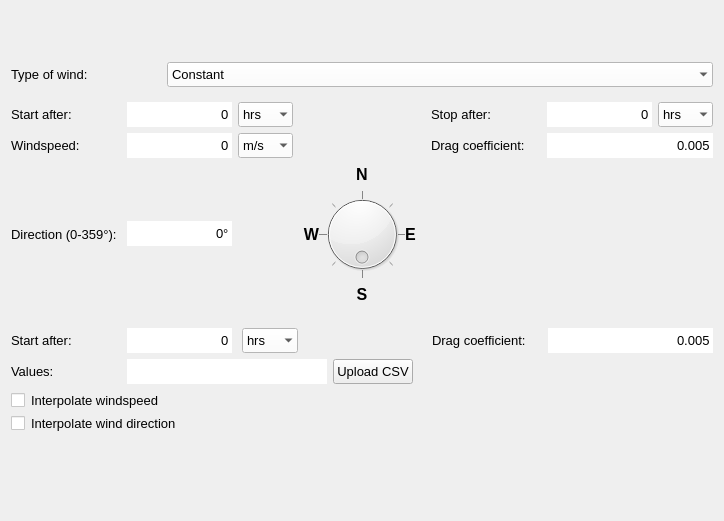
This is threedi_models_and_simulations/ui/simulation_wizard/page_wind.ui in nens/threedi-api-qgis-client as Qt 5 draws it before an edit. The edited form follows.
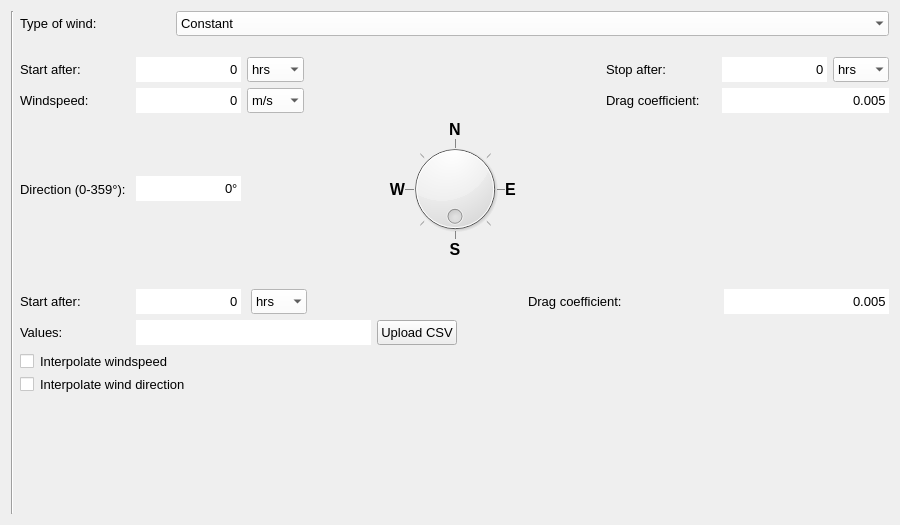
This is the edited form.

Diff of the .ui file:
```diff
--- a/threedi_models_and_simulations/ui/simulation_wizard/page_wind.ui
+++ b/threedi_models_and_simulations/ui/simulation_wizard/page_wind.ui
@@ -9,8 +9,8 @@
    <rect>
     <x>0</x>
     <y>0</y>
-    <width>724</width>
-    <height>521</height>
+    <width>900</width>
+    <height>525</height>
    </rect>
   </property>
   <property name="sizePolicy">
@@ -43,43 +43,7 @@
    <bool>true</bool>
   </property>
   <layout class="QGridLayout" name="gridLayout">
-   <item row="0" column="0" colspan="2">
-    <layout class="QVBoxLayout" name="svg_lout">
-     <property name="sizeConstraint">
-      <enum>QLayout::SetDefaultConstraint</enum>
-     </property>
-     <property name="bottomMargin">
-      <number>0</number>
-     </property>
-    </layout>
-   </item>
-   <item row="9" column="0">
-    <spacer name="verticalSpacer_2">
-     <property name="orientation">
-      <enum>Qt::Vertical</enum>
-     </property>
-     <property name="sizeHint" stdset="0">
-      <size>
-       <width>20</width>
-       <height>10</height>
-      </size>
-     </property>
-    </spacer>
-   </item>
-   <item row="1" column="0">
-    <spacer name="verticalSpacer">
-     <property name="orientation">
-      <enum>Qt::Vertical</enum>
-     </property>
-     <property name="sizeHint" stdset="0">
-      <size>
-       <width>20</width>
-       <height>10</height>
-      </size>
-     </property>
-    </spacer>
-   </item>
-   <item row="10" column="0" colspan="2">
+   <item row="8" column="2" colspan="2">
     <spacer name="horizontalSpacer">
      <property name="orientation">
       <enum>Qt::Horizontal</enum>
@@ -92,7 +56,20 @@
      </property>
     </spacer>
    </item>
-   <item row="2" column="0" colspan="2">
+   <item row="7" column="2">
+    <spacer name="verticalSpacer_2">
+     <property name="orientation">
+      <enum>Qt::Vertical</enum>
+     </property>
+     <property name="sizeHint" stdset="0">
+      <size>
+       <width>20</width>
+       <height>10</height>
+      </size>
+     </property>
+    </spacer>
+   </item>
+   <item row="0" column="2" colspan="2">
     <layout class="QHBoxLayout" name="horizontalLayout">
      <property name="bottomMargin">
       <number>0</number>
@@ -177,7 +154,33 @@
      </item>
     </layout>
    </item>
-   <item row="4" column="0" colspan="2">
+   <item row="0" column="0" rowspan="10">
+    <layout class="QVBoxLayout" name="wizard_steps_layout">
+     <property name="leftMargin">
+      <number>0</number>
+     </property>
+     <property name="rightMargin">
+      <number>0</number>
+     </property>
+     <property name="bottomMargin">
+      <number>0</number>
+     </property>
+    </layout>
+   </item>
+   <item row="0" column="1" rowspan="10">
+    <widget class="Line" name="line">
+     <property name="sizePolicy">
+      <sizepolicy hsizetype="Fixed" vsizetype="Expanding">
+       <horstretch>0</horstretch>
+       <verstretch>0</verstretch>
+      </sizepolicy>
+     </property>
+     <property name="orientation">
+      <enum>Qt::Vertical</enum>
+     </property>
+    </widget>
+   </item>
+   <item row="2" column="2" colspan="2">
     <widget class="QWidget" name="widget_wind_constant" native="true">
      <property name="sizePolicy">
       <sizepolicy hsizetype="Expanding" vsizetype="Expanding">
@@ -479,6 +482,7 @@
         </property>
         <property name="font">
          <font>
+          <family>Segoe UI</family>
           <pointsize>10</pointsize>
          </font>
         </property>
@@ -533,6 +537,7 @@
           </property>
           <property name="font">
            <font>
+            <family>Segoe UI</family>
             <pointsize>12</pointsize>
             <weight>75</weight>
             <bold>true</bold>
@@ -556,6 +561,7 @@
           </property>
           <property name="font">
            <font>
+            <family>Segoe UI</family>
             <pointsize>12</pointsize>
             <weight>75</weight>
             <bold>true</bold>
@@ -579,6 +585,7 @@
           </property>
           <property name="font">
            <font>
+            <family>Segoe UI</family>
             <pointsize>12</pointsize>
             <weight>75</weight>
             <bold>true</bold>
@@ -602,6 +609,7 @@
           </property>
           <property name="font">
            <font>
+            <family>Segoe UI</family>
             <pointsize>8</pointsize>
            </font>
           </property>
@@ -647,6 +655,7 @@
           </property>
           <property name="font">
            <font>
+            <family>Segoe UI</family>
             <pointsize>12</pointsize>
             <weight>75</weight>
             <bold>true</bold>
@@ -666,6 +675,7 @@
        <widget class="QLabel" name="label_8">
         <property name="font">
          <font>
+          <family>Segoe UI</family>
           <pointsize>10</pointsize>
          </font>
         </property>
@@ -684,6 +694,7 @@
         </property>
         <property name="font">
          <font>
+          <family>Segoe UI</family>
           <pointsize>10</pointsize>
          </font>
         </property>
@@ -825,7 +836,7 @@
      </layout>
     </widget>
    </item>
-   <item row="6" column="0" colspan="2">
+   <item row="4" column="2" colspan="2">
     <widget class="QWidget" name="widget_wind_custom" native="true">
      <property name="sizePolicy">
       <sizepolicy hsizetype="Expanding" vsizetype="Expanding">
@@ -1081,6 +1092,7 @@
           </property>
           <property name="font">
            <font>
+            <family>Segoe UI</family>
             <pointsize>10</pointsize>
            </font>
           </property>
@@ -1121,6 +1133,7 @@
          <widget class="QLabel" name="label_interpolate_direction">
           <property name="font">
            <font>
+            <family>Segoe UI</family>
             <pointsize>10</pointsize>
            </font>
           </property>
@@ -1141,6 +1154,7 @@
         </property>
         <property name="font">
          <font>
+          <family>Segoe UI</family>
           <pointsize>10</pointsize>
          </font>
         </property>
```
